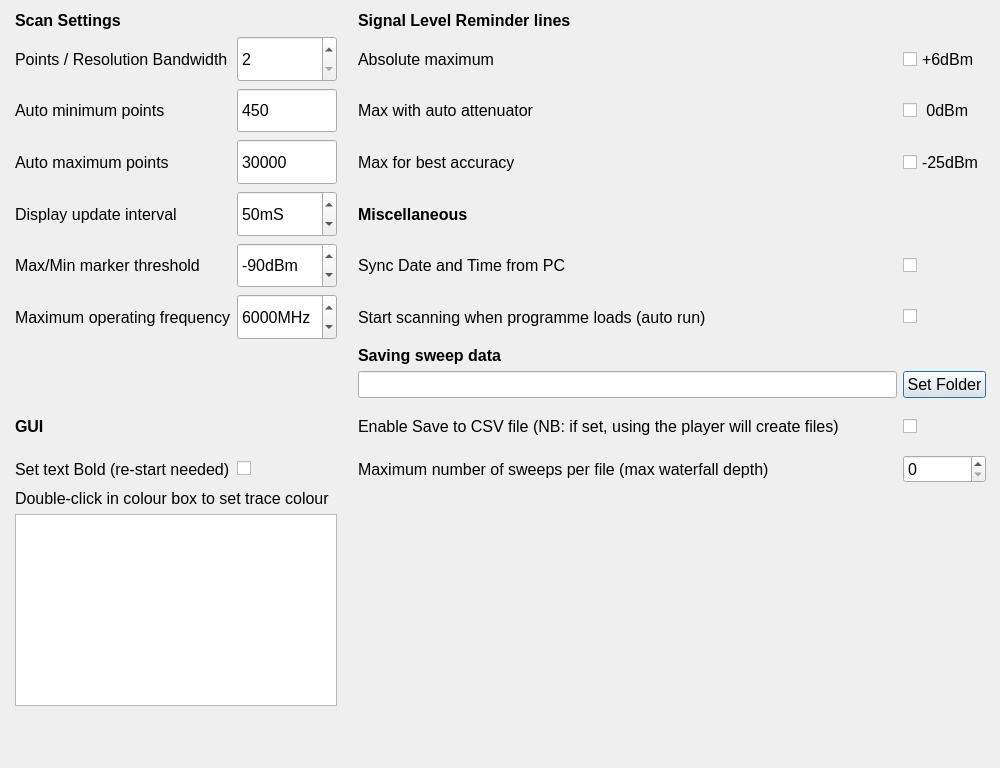
Before: the Qt Designer form src/modules/settings.ui in g4ixt/QtTinySA, drawn with Qt 5.
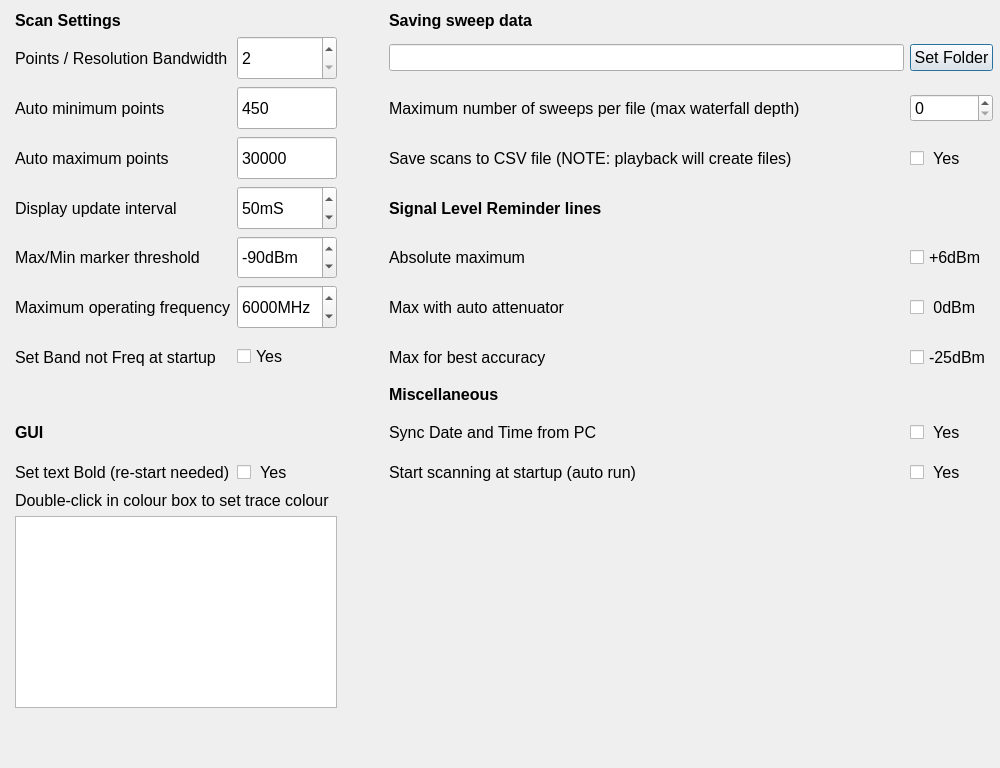
After: the same form once the commit is applied.

Patch:
```diff
--- a/src/modules/settings.ui
+++ b/src/modules/settings.ui
@@ -18,7 +18,7 @@
     <rect>
      <x>15</x>
      <y>11</y>
-     <width>971</width>
+     <width>978</width>
      <height>741</height>
     </rect>
    </property>
@@ -28,15 +28,57 @@
     </font>
    </property>
    <layout class="QGridLayout" name="gridLayout_2">
-    <item row="2" column="0">
-     <widget class="QLabel" name="label_3">
+    <item row="1" column="4">
+     <widget class="QPushButton" name="set_folder">
+      <property name="sizePolicy">
+       <sizepolicy hsizetype="Preferred" vsizetype="Fixed">
+        <horstretch>0</horstretch>
+        <verstretch>0</verstretch>
+       </sizepolicy>
+      </property>
       <property name="font">
        <font>
         <pointsize>12</pointsize>
        </font>
       </property>
       <property name="text">
-       <string>Auto minimum points</string>
+       <string>Set Folder</string>
+      </property>
+     </widget>
+    </item>
+    <item row="4" column="0">
+     <widget class="QLabel" name="label_19">
+      <property name="font">
+       <font>
+        <pointsize>12</pointsize>
+       </font>
+      </property>
+      <property name="text">
+       <string>Display update interval</string>
+      </property>
+     </widget>
+    </item>
+    <item row="5" column="0">
+     <widget class="QLabel" name="label_2">
+      <property name="font">
+       <font>
+        <pointsize>12</pointsize>
+       </font>
+      </property>
+      <property name="text">
+       <string>Max/Min marker threshold</string>
+      </property>
+     </widget>
+    </item>
+    <item row="10" column="0">
+     <widget class="QLabel" name="label_16">
+      <property name="font">
+       <font>
+        <pointsize>12</pointsize>
+       </font>
+      </property>
+      <property name="text">
+       <string>Set text Bold (re-start needed)</string>
       </property>
      </widget>
     </item>
@@ -58,15 +100,111 @@
       </property>
      </widget>
     </item>
-    <item row="3" column="3">
-     <widget class="QLabel" name="label_9">
+    <item row="2" column="3">
+     <widget class="QLabel" name="label_12">
       <property name="font">
        <font>
         <pointsize>12</pointsize>
        </font>
       </property>
       <property name="text">
-       <string>Max for best accuracy</string>
+       <string>Maximum number of sweeps per file (max waterfall depth)</string>
+      </property>
+     </widget>
+    </item>
+    <item row="3" column="4">
+     <widget class="QCheckBox" name="saveSweep">
+      <property name="sizePolicy">
+       <sizepolicy hsizetype="Preferred" vsizetype="Expanding">
+        <horstretch>0</horstretch>
+        <verstretch>0</verstretch>
+       </sizepolicy>
+      </property>
+      <property name="font">
+       <font>
+        <pointsize>12</pointsize>
+       </font>
+      </property>
+      <property name="toolTip">
+       <string>Must be selected each time programme is run</string>
+      </property>
+      <property name="text">
+       <string> Yes</string>
+      </property>
+     </widget>
+    </item>
+    <item row="7" column="4">
+     <widget class="QCheckBox" name="neg25Line">
+      <property name="sizePolicy">
+       <sizepolicy hsizetype="Preferred" vsizetype="Expanding">
+        <horstretch>0</horstretch>
+        <verstretch>0</verstretch>
+       </sizepolicy>
+      </property>
+      <property name="font">
+       <font>
+        <pointsize>12</pointsize>
+       </font>
+      </property>
+      <property name="text">
+       <string>-25dBm</string>
+      </property>
+      <property name="checked">
+       <bool>false</bool>
+      </property>
+     </widget>
+    </item>
+    <item row="1" column="1">
+     <widget class="QSpinBox" name="rbw_x">
+      <property name="sizePolicy">
+       <sizepolicy hsizetype="Preferred" vsizetype="Expanding">
+        <horstretch>0</horstretch>
+        <verstretch>0</verstretch>
+       </sizepolicy>
+      </property>
+      <property name="maximumSize">
+       <size>
+        <width>100</width>
+        <height>16777215</height>
+       </size>
+      </property>
+      <property name="font">
+       <font>
+        <pointsize>12</pointsize>
+       </font>
+      </property>
+      <property name="minimum">
+       <number>2</number>
+      </property>
+      <property name="maximum">
+       <number>10</number>
+      </property>
+      <property name="value">
+       <number>2</number>
+      </property>
+     </widget>
+    </item>
+    <item row="5" column="3">
+     <widget class="QLabel" name="label_11">
+      <property name="font">
+       <font>
+        <pointsize>12</pointsize>
+       </font>
+      </property>
+      <property name="text">
+       <string>Absolute maximum</string>
+      </property>
+     </widget>
+    </item>
+    <item row="2" column="0">
+     <widget class="QLabel" name="label_3">
+      <property name="font">
+       <font>
+        <pointsize>12</pointsize>
+       </font>
+      </property>
+      <property name="text">
+       <string>Auto minimum points</string>
       </property>
      </widget>
     </item>
@@ -109,19 +247,7 @@
       </property>
      </widget>
     </item>
-    <item row="6" column="4">
-     <widget class="QCheckBox" name="auto_run">
-      <property name="font">
-       <font>
-        <pointsize>12</pointsize>
-       </font>
-      </property>
-      <property name="text">
-       <string/>
-      </property>
-     </widget>
-    </item>
-    <item row="5" column="4">
+    <item row="9" column="4">
      <widget class="QCheckBox" name="syncTime">
       <property name="sizePolicy">
        <sizepolicy hsizetype="Preferred" vsizetype="Expanding">
@@ -135,40 +261,64 @@
        </font>
       </property>
       <property name="text">
-       <string/>
+       <string> Yes</string>
       </property>
      </widget>
     </item>
-    <item row="2" column="4">
-     <widget class="QCheckBox" name="zeroLine">
+    <item row="10" column="1">
+     <widget class="QCheckBox" name="bold_text">
+      <property name="font">
+       <font>
+        <pointsize>12</pointsize>
+       </font>
+      </property>
+      <property name="text">
+       <string> Yes</string>
+      </property>
+     </widget>
+    </item>
+    <item row="10" column="3">
+     <widget class="QLabel" name="label_21">
+      <property name="font">
+       <font>
+        <pointsize>12</pointsize>
+       </font>
+      </property>
+      <property name="text">
+       <string>Start scanning at startup (auto run)</string>
+      </property>
+     </widget>
+    </item>
+    <item row="3" column="1">
+     <widget class="QSpinBox" name="maxPoints">
       <property name="sizePolicy">
        <sizepolicy hsizetype="Preferred" vsizetype="Expanding">
         <horstretch>0</horstretch>
         <verstretch>0</verstretch>
        </sizepolicy>
       </property>
+      <property name="maximumSize">
+       <size>
+        <width>100</width>
+        <height>16777215</height>
+       </size>
+      </property>
       <property name="font">
        <font>
         <pointsize>12</pointsize>
        </font>
       </property>
-      <property name="text">
-       <string> 0dBm</string>
+      <property name="buttonSymbols">
+       <enum>QAbstractSpinBox::ButtonSymbols::NoButtons</enum>
       </property>
-      <property name="checked">
-       <bool>false</bool>
+      <property name="minimum">
+       <number>25</number>
       </property>
-     </widget>
-    </item>
-    <item row="4" column="0">
-     <widget class="QLabel" name="label_19">
-      <property name="font">
-       <font>
-        <pointsize>12</pointsize>
-       </font>
+      <property name="maximum">
+       <number>100000</number>
       </property>
-      <property name="text">
-       <string>Display update interval</string>
+      <property name="value">
+       <number>30000</number>
       </property>
      </widget>
     </item>
@@ -211,12 +361,34 @@
       </property>
      </widget>
     </item>
-    <item row="10" column="4">
-     <widget class="QSpinBox" name="maxWF">
+    <item row="13" column="3">
+     <spacer name="verticalSpacer">
       <property name="font">
        <font>
         <pointsize>12</pointsize>
        </font>
+      </property>
+      <property name="orientation">
+       <enum>Qt::Orientation::Vertical</enum>
+      </property>
+      <property name="sizeHint" stdset="0">
+       <size>
+        <width>20</width>
+        <height>40</height>
+       </size>
+      </property>
+     </spacer>
+    </item>
+    <item row="0" column="0">
+     <widget class="QLabel" name="label_8">
+      <property name="font">
+       <font>
+        <pointsize>12</pointsize>
+        <bold>true</bold>
+       </font>
+      </property>
+      <property name="text">
+       <string>Scan Settings</string>
       </property>
      </widget>
     </item>
@@ -253,51 +425,92 @@
       </property>
      </widget>
     </item>
-    <item row="5" column="3">
-     <widget class="QLabel" name="label_17">
-      <property name="font">
-       <font>
-        <pointsize>12</pointsize>
-       </font>
-      </property>
-      <property name="text">
-       <string>Sync Date and Time from PC</string>
-      </property>
-     </widget>
-    </item>
-    <item row="5" column="0">
-     <widget class="QLabel" name="label_2">
-      <property name="font">
-       <font>
-        <pointsize>12</pointsize>
-       </font>
-      </property>
-      <property name="text">
-       <string>Max/Min marker threshold</string>
-      </property>
-     </widget>
-    </item>
-    <item row="6" column="0">
-     <widget class="QLabel" name="label_7">
-      <property name="font">
-       <font>
-        <pointsize>12</pointsize>
-       </font>
-      </property>
-      <property name="text">
-       <string>Maximum operating frequency</string>
-      </property>
-     </widget>
-    </item>
     <item row="1" column="3">
-     <widget class="QLabel" name="label_11">
+     <widget class="QLineEdit" name="save_folder">
+      <property name="sizePolicy">
+       <sizepolicy hsizetype="Expanding" vsizetype="Fixed">
+        <horstretch>0</horstretch>
+        <verstretch>0</verstretch>
+       </sizepolicy>
+      </property>
+      <property name="minimumSize">
+       <size>
+        <width>0</width>
+        <height>0</height>
+       </size>
+      </property>
       <property name="font">
        <font>
         <pointsize>12</pointsize>
        </font>
       </property>
+      <property name="clearButtonEnabled">
+       <bool>true</bool>
+      </property>
+     </widget>
+    </item>
+    <item row="12" column="0" colspan="2">
+     <widget class="QTableView" name="colourTable">
+      <property name="font">
+       <font>
+        <pointsize>12</pointsize>
+       </font>
+      </property>
+      <property name="sizeAdjustPolicy">
+       <enum>QAbstractScrollArea::SizeAdjustPolicy::AdjustIgnored</enum>
+      </property>
+     </widget>
+    </item>
+    <item row="3" column="0">
+     <widget class="QLabel" name="label_4">
+      <property name="font">
+       <font>
+        <pointsize>12</pointsize>
+       </font>
+      </property>
       <property name="text">
-       <string>Absolute maximum</string>
+       <string>Auto maximum points</string>
+      </property>
+     </widget>
+    </item>
+    <item row="8" column="3">
+     <widget class="QLabel" name="label_13">
+      <property name="font">
+       <font>
+        <pointsize>12</pointsize>
+        <bold>true</bold>
+       </font>
+      </property>
+      <property name="text">
+       <string>Miscellaneous</string>
+      </property>
+     </widget>
+    </item>
+    <item row="13" column="2">
+     <spacer name="horizontalSpacer">
+      <property name="orientation">
+       <enum>Qt::Orientation::Horizontal</enum>
+      </property>
+      <property name="sizeType">
+       <enum>QSizePolicy::Policy::Fixed</enum>
+      </property>
+      <property name="sizeHint" stdset="0">
+       <size>
+        <width>40</width>
+        <height>20</height>
+       </size>
+      </property>
+     </spacer>
+    </item>
+    <item row="10" column="4">
+     <widget class="QCheckBox" name="auto_run">
+      <property name="font">
+       <font>
+        <pointsize>12</pointsize>
+       </font>
+      </property>
+      <property name="text">
+       <string> Yes</string>
       </property>
      </widget>
     </item>
@@ -337,148 +550,18 @@
       </property>
      </widget>
     </item>
-    <item row="3" column="1">
-     <widget class="QSpinBox" name="maxPoints">
+    <item row="2" column="4">
+     <widget class="QSpinBox" name="maxWF">
       <property name="sizePolicy">
-       <sizepolicy hsizetype="Preferred" vsizetype="Expanding">
+       <sizepolicy hsizetype="Preferred" vsizetype="Fixed">
         <horstretch>0</horstretch>
         <verstretch>0</verstretch>
        </sizepolicy>
       </property>
-      <property name="maximumSize">
-       <size>
-        <width>100</width>
-        <height>16777215</height>
-       </size>
-      </property>
       <property name="font">
        <font>
         <pointsize>12</pointsize>
        </font>
-      </property>
-      <property name="buttonSymbols">
-       <enum>QAbstractSpinBox::ButtonSymbols::NoButtons</enum>
-      </property>
-      <property name="minimum">
-       <number>25</number>
-      </property>
-      <property name="maximum">
-       <number>100000</number>
-      </property>
-      <property name="value">
-       <number>30000</number>
-      </property>
-     </widget>
-    </item>
-    <item row="12" column="0" colspan="2">
-     <widget class="QTableView" name="colourTable">
-      <property name="font">
-       <font>
-        <pointsize>12</pointsize>
-       </font>
-      </property>
-      <property name="sizeAdjustPolicy">
-       <enum>QAbstractScrollArea::SizeAdjustPolicy::AdjustIgnored</enum>
-      </property>
-     </widget>
-    </item>
-    <item row="0" column="3">
-     <widget class="QLabel" name="label_6">
-      <property name="font">
-       <font>
-        <pointsize>12</pointsize>
-        <bold>true</bold>
-       </font>
-      </property>
-      <property name="text">
-       <string>Signal Level Reminder lines</string>
-      </property>
-     </widget>
-    </item>
-    <item row="8" column="4">
-     <widget class="QPushButton" name="set_folder">
-      <property name="sizePolicy">
-       <sizepolicy hsizetype="Minimum" vsizetype="Fixed">
-        <horstretch>0</horstretch>
-        <verstretch>0</verstretch>
-       </sizepolicy>
-      </property>
-      <property name="font">
-       <font>
-        <pointsize>12</pointsize>
-       </font>
-      </property>
-      <property name="text">
-       <string>Set Folder</string>
-      </property>
-     </widget>
-    </item>
-    <item row="10" column="0">
-     <widget class="QLabel" name="label_16">
-      <property name="font">
-       <font>
-        <pointsize>12</pointsize>
-       </font>
-      </property>
-      <property name="text">
-       <string>Set text Bold (re-start needed)</string>
-      </property>
-     </widget>
-    </item>
-    <item row="3" column="4">
-     <widget class="QCheckBox" name="neg25Line">
-      <property name="sizePolicy">
-       <sizepolicy hsizetype="Preferred" vsizetype="Expanding">
-        <horstretch>0</horstretch>
-        <verstretch>0</verstretch>
-       </sizepolicy>
-      </property>
-      <property name="font">
-       <font>
-        <pointsize>12</pointsize>
-       </font>
-      </property>
-      <property name="text">
-       <string>-25dBm</string>
-      </property>
-      <property name="checked">
-       <bool>false</bool>
-      </property>
-     </widget>
-    </item>
-    <item row="2" column="3">
-     <widget class="QLabel" name="label_10">
-      <property name="font">
-       <font>
-        <pointsize>12</pointsize>
-       </font>
-      </property>
-      <property name="text">
-       <string>Max with auto attenuator</string>
-      </property>
-     </widget>
-    </item>
-    <item row="9" column="3">
-     <widget class="QLabel" name="label_20">
-      <property name="font">
-       <font>
-        <pointsize>12</pointsize>
-       </font>
-      </property>
-      <property name="text">
-       <string>Enable Save to CSV file (NB: if set, using the player will create files)</string>
-      </property>
-     </widget>
-    </item>
-    <item row="1" column="0">
-     <widget class="QLabel" name="label">
-      <property name="font">
-       <font>
-        <pointsize>12</pointsize>
-       </font>
-      </property>
-      <property name="text">
-       <string>Points / Resolution Bandwidth</string>
       </property>
      </widget>
     </item>
@@ -495,7 +578,83 @@
       </property>
      </widget>
     </item>
+    <item row="7" column="0">
+     <widget class="QLabel" name="label_22">
+      <property name="text">
+       <string>Set Band not Freq at startup</string>
+      </property>
+     </widget>
+    </item>
     <item row="7" column="3">
+     <widget class="QLabel" name="label_9">
+      <property name="font">
+       <font>
+        <pointsize>12</pointsize>
+       </font>
+      </property>
+      <property name="text">
+       <string>Max for best accuracy</string>
+      </property>
+     </widget>
+    </item>
+    <item row="1" column="0">
+     <widget class="QLabel" name="label">
+      <property name="font">
+       <font>
+        <pointsize>12</pointsize>
+       </font>
+      </property>
+      <property name="text">
+       <string>Points / Resolution Bandwidth</string>
+      </property>
+     </widget>
+    </item>
+    <item row="9" column="3">
+     <widget class="QLabel" name="label_17">
+      <property name="font">
+       <font>
+        <pointsize>12</pointsize>
+       </font>
+      </property>
+      <property name="text">
+       <string>Sync Date and Time from PC</string>
+      </property>
+     </widget>
+    </item>
+    <item row="6" column="0">
+     <widget class="QLabel" name="label_7">
+      <property name="font">
+       <font>
+        <pointsize>12</pointsize>
+       </font>
+      </property>
+      <property name="text">
+       <string>Maximum operating frequency</string>
+      </property>
+     </widget>
+    </item>
+    <item row="6" column="4">
+     <widget class="QCheckBox" name="zeroLine">
+      <property name="sizePolicy">
+       <sizepolicy hsizetype="Preferred" vsizetype="Expanding">
+        <horstretch>0</horstretch>
+        <verstretch>0</verstretch>
+       </sizepolicy>
+      </property>
+      <property name="font">
+       <font>
+        <pointsize>12</pointsize>
+       </font>
+      </property>
+      <property name="text">
+       <string> 0dBm</string>
+      </property>
+      <property name="checked">
+       <bool>false</bool>
+      </property>
+     </widget>
+    </item>
+    <item row="0" column="3">
      <widget class="QLabel" name="label_14">
       <property name="font">
        <font>
@@ -508,158 +667,6 @@
       </property>
      </widget>
     </item>
-    <item row="4" column="3">
-     <widget class="QLabel" name="label_13">
-      <property name="font">
-       <font>
-        <pointsize>12</pointsize>
-        <bold>true</bold>
-       </font>
-      </property>
-      <property name="text">
-       <string>Miscellaneous</string>
-      </property>
-     </widget>
-    </item>
-    <item row="8" column="3">
-     <widget class="QLineEdit" name="save_folder">
-      <property name="sizePolicy">
-       <sizepolicy hsizetype="MinimumExpanding" vsizetype="Fixed">
-        <horstretch>0</horstretch>
-        <verstretch>0</verstretch>
-       </sizepolicy>
-      </property>
-      <property name="minimumSize">
-       <size>
-        <width>0</width>
-        <height>0</height>
-       </size>
-      </property>
-      <property name="font">
-       <font>
-        <pointsize>12</pointsize>
-       </font>
-      </property>
-      <property name="clearButtonEnabled">
-       <bool>true</bool>
-      </property>
-     </widget>
-    </item>
-    <item row="13" column="3">
-     <spacer name="verticalSpacer">
-      <property name="font">
-       <font>
-        <pointsize>12</pointsize>
-       </font>
-      </property>
-      <property name="orientation">
-       <enum>Qt::Orientation::Vertical</enum>
-      </property>
-      <property name="sizeHint" stdset="0">
-       <size>
-        <width>20</width>
-        <height>40</height>
-       </size>
-      </property>
-     </spacer>
-    </item>
-    <item row="1" column="1">
-     <widget class="QSpinBox" name="rbw_x">
-      <property name="sizePolicy">
-       <sizepolicy hsizetype="Preferred" vsizetype="Expanding">
-        <horstretch>0</horstretch>
-        <verstretch>0</verstretch>
-       </sizepolicy>
-      </property>
-      <property name="maximumSize">
-       <size>
-        <width>100</width>
-        <height>16777215</height>
-       </size>
-      </property>
-      <property name="font">
-       <font>
-        <pointsize>12</pointsize>
-       </font>
-      </property>
-      <property name="minimum">
-       <number>2</number>
-      </property>
-      <property name="maximum">
-       <number>10</number>
-      </property>
-      <property name="value">
-       <number>2</number>
-      </property>
-     </widget>
-    </item>
-    <item row="10" column="1">
-     <widget class="QCheckBox" name="bold_text">
-      <property name="font">
-       <font>
-        <pointsize>12</pointsize>
-       </font>
-      </property>
-      <property name="text">
-       <string/>
-      </property>
-     </widget>
-    </item>
-    <item row="9" column="4">
-     <widget class="QCheckBox" name="saveSweep">
-      <property name="sizePolicy">
-       <sizepolicy hsizetype="Preferred" vsizetype="Expanding">
-        <horstretch>0</horstretch>
-        <verstretch>0</verstretch>
-       </sizepolicy>
-      </property>
-      <property name="font">
-       <font>
-        <pointsize>12</pointsize>
-       </font>
-      </property>
-      <property name="toolTip">
-       <string>Must be selected each time programme is run</string>
-      </property>
-      <property name="text">
-       <string/>
-      </property>
-     </widget>
-    </item>
-    <item row="1" column="4">
-     <widget class="QCheckBox" name="plus6Line">
-      <property name="sizePolicy">
-       <sizepolicy hsizetype="Preferred" vsizetype="Expanding">
-        <horstretch>0</horstretch>
-        <verstretch>0</verstretch>
-       </sizepolicy>
-      </property>
-      <property name="font">
-       <font>
-        <pointsize>12</pointsize>
-       </font>
-      </property>
-      <property name="text">
-       <string>+6dBm</string>
-      </property>
-      <property name="checked">
-       <bool>false</bool>
-      </property>
-     </widget>
-    </item>
-    <item row="0" column="0">
-     <widget class="QLabel" name="label_8">
-      <property name="font">
-       <font>
-        <pointsize>12</pointsize>
-        <bold>true</bold>
-       </font>
-      </property>
-      <property name="text">
-       <string>Scan Settings</string>
-      </property>
-     </widget>
-    </item>
     <item row="11" column="0" colspan="2">
      <widget class="QLabel" name="label_18">
       <property name="font">
@@ -672,39 +679,74 @@
       </property>
      </widget>
     </item>
+    <item row="4" column="3">
+     <widget class="QLabel" name="label_6">
+      <property name="font">
+       <font>
+        <pointsize>12</pointsize>
+        <bold>true</bold>
+       </font>
+      </property>
+      <property name="text">
+       <string>Signal Level Reminder lines</string>
+      </property>
+     </widget>
+    </item>
     <item row="6" column="3">
-     <widget class="QLabel" name="label_21">
+     <widget class="QLabel" name="label_10">
       <property name="font">
        <font>
         <pointsize>12</pointsize>
        </font>
       </property>
       <property name="text">
-       <string>Start scanning when programme loads (auto run)</string>
+       <string>Max with auto attenuator</string>
       </property>
      </widget>
     </item>
-    <item row="10" column="3">
-     <widget class="QLabel" name="label_12">
+    <item row="5" column="4">
+     <widget class="QCheckBox" name="plus6Line">
+      <property name="sizePolicy">
+       <sizepolicy hsizetype="Preferred" vsizetype="Expanding">
+        <horstretch>0</horstretch>
+        <verstretch>0</verstretch>
+       </sizepolicy>
+      </property>
       <property name="font">
        <font>
         <pointsize>12</pointsize>
        </font>
       </property>
       <property name="text">
-       <string>Maximum number of sweeps per file (max waterfall depth)</string>
+       <string>+6dBm</string>
       </property>
+      <property name="checked">
+       <bool>false</bool>
+      </property>
      </widget>
     </item>
-    <item row="3" column="0">
-     <widget class="QLabel" name="label_4">
+    <item row="3" column="3">
+     <widget class="QLabel" name="label_20">
       <property name="font">
        <font>
         <pointsize>12</pointsize>
        </font>
       </property>
       <property name="text">
-       <string>Auto maximum points</string>
+       <string>Save scans to CSV file (NOTE: playback will create files)</string>
+      </property>
+     </widget>
+    </item>
+    <item row="7" column="1">
+     <widget class="QCheckBox" name="restore_band">
+      <property name="text">
+       <string>Yes</string>
+      </property>
+      <property name="checked">
+       <bool>false</bool>
+      </property>
+      <property name="autoExclusive">
+       <bool>true</bool>
       </property>
      </widget>
     </item>
```
